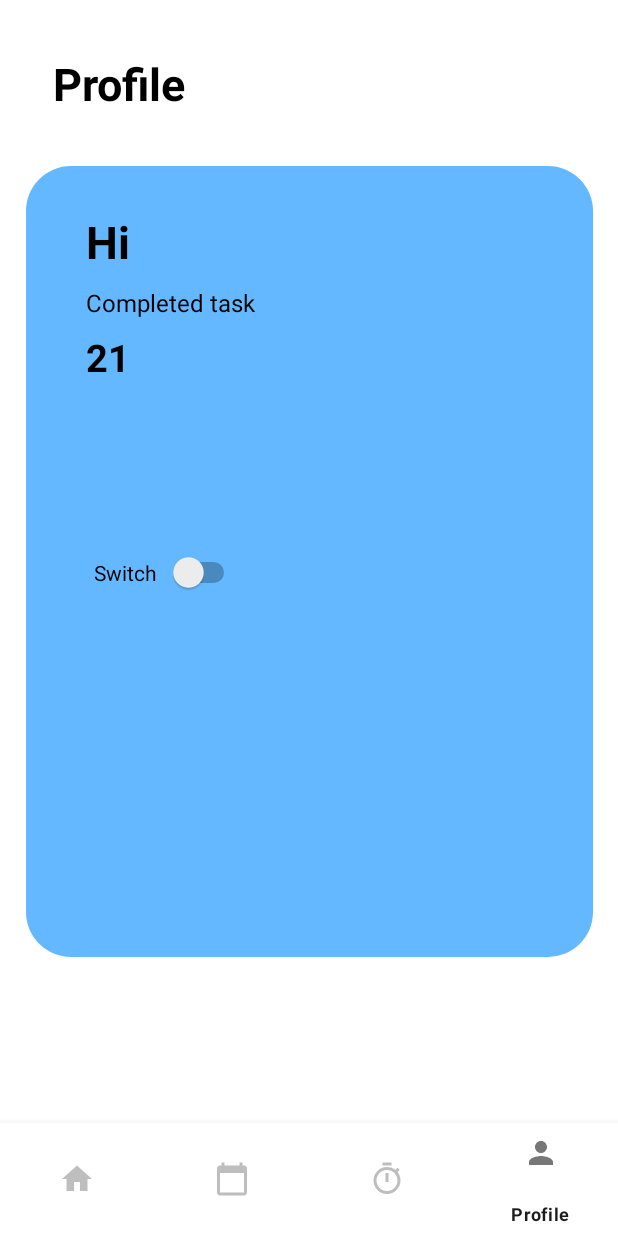
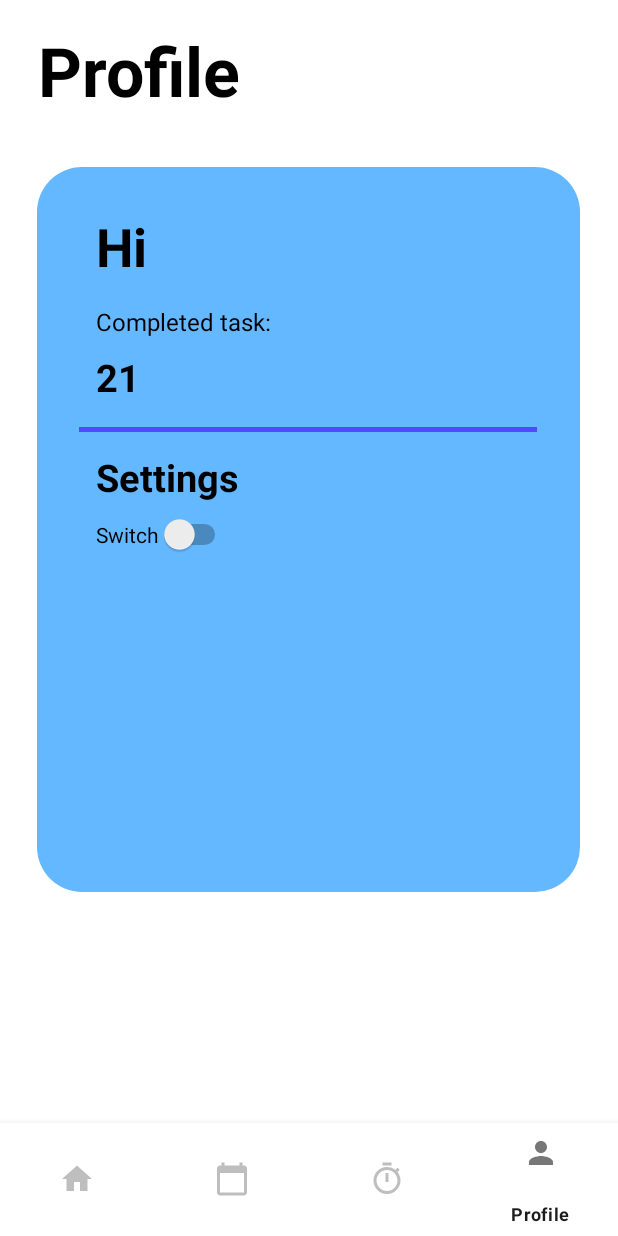
Before and after one commit to EndriSefaa/OrganizD, an Android app: the screen it shows after launch (MainActivity), item 4 of the bottom bar chosen, on a phone screen of 412 x 824 dp. Run offline under Robolectric (Android 15) with nearby library versions, the phone set to English and light mode, and no system bars; our stand-ins replace Dagger/Hilt's generated code, Room's generated code.

Commit message:
Sistemazione layout profilo e modalità total focus

```diff
--- a/app/src/main/java/com/example/organizd/TimerFragment.kt
+++ b/app/src/main/java/com/example/organizd/TimerFragment.kt
@@ -1,15 +1,18 @@
 package com.example.organizd
 
+import android.app.NotificationManager
+import android.content.Context
+import android.content.Intent
 import android.os.Bundle
+import android.provider.Settings
 import android.view.LayoutInflater
 import android.view.View
 import android.view.ViewGroup
-import android.widget.ImageView
 import android.widget.Toast
 import androidx.fragment.app.Fragment
 import com.example.organizd.databinding.FragmentTimerBinding
-import java.time.LocalDateTime
 import java.util.*
+
 
 class TimerFragment : Fragment(R.layout.fragment_timer) {
 
@@ -25,6 +28,7 @@ class TimerFragment : Fragment(R.layout.fragment_timer) {
     ): View? {
         //return inflater.inflate(R.layout.fragment_timer, container, false)
 
+        val mNotificationManager = activity!!.getSystemService(Context.NOTIFICATION_SERVICE) as NotificationManager
 
         binding = FragmentTimerBinding.inflate(layoutInflater)
         val view = binding.root
@@ -58,6 +62,23 @@ class TimerFragment : Fragment(R.layout.fragment_timer) {
         binding.infoIcon.setOnClickListener{
             Toast.makeText(this@TimerFragment.requireActivity(), "La funzione total focus permette di silenziare qualunque notifica per migliorare la tua concentrazione.", Toast.LENGTH_LONG).show()
         }
+
+
+
+        // Prova attivazione modalità non disturbare.
+
+        binding.switchNotDisturb.setOnCheckedChangeListener{ buttonView, isChecked ->
+
+            if(isChecked)
+            {
+                if (!mNotificationManager.isNotificationPolicyAccessGranted) {
+                    val intent = Intent(Settings.ACTION_NOTIFICATION_POLICY_ACCESS_SETTINGS)
+                    startActivity(intent)
+                }
+            }
+
+        }
+
 
 
         return view
--- a/app/src/main/res/layout/fragment_calendar.xml
+++ b/app/src/main/res/layout/fragment_calendar.xml
@@ -12,8 +12,9 @@
         android:layout_width="wrap_content"
         android:layout_height="wrap_content"
         android:text="Calendar"
-        android:textSize="30sp"
+        android:textSize="45sp"
         android:textStyle="bold"
+        android:textColor="@color/black"
         app:layout_constraintBottom_toBottomOf="parent"
         app:layout_constraintEnd_toEndOf="parent"
         app:layout_constraintHorizontal_bias="0.106"
--- a/app/src/main/res/layout/fragment_home.xml
+++ b/app/src/main/res/layout/fragment_home.xml
@@ -28,11 +28,11 @@
 
         <TextView
             android:id="@+id/tvHomeFragment"
-            android:layout_width="wrap_content"
-            android:layout_height="46dp"
+            android:layout_width="131dp"
+            android:layout_height="wrap_content"
             android:text="Home"
             android:textColor="#000000"
-            android:textSize="35sp"
+            android:textSize="45sp"
             android:textStyle="bold"
             app:layout_constraintBottom_toBottomOf="parent"
             app:layout_constraintEnd_toEndOf="parent"
--- a/app/src/main/res/layout/fragment_profile.xml
+++ b/app/src/main/res/layout/fragment_profile.xml
@@ -6,51 +6,89 @@
     android:layout_height="match_parent"
     tools:context=".MainActivity">
 
+
     <TextView
         android:id="@+id/tvProfileFragment"
         android:layout_width="wrap_content"
         android:layout_height="wrap_content"
         android:text="Profile"
         android:textColor="#000000"
-        android:textSize="30sp"
+        android:textSize="45sp"
         android:textStyle="bold"
         app:layout_constraintBottom_toBottomOf="parent"
         app:layout_constraintEnd_toEndOf="parent"
-        app:layout_constraintHorizontal_bias="0.11"
+        app:layout_constraintHorizontal_bias="0.091"
         app:layout_constraintStart_toStartOf="parent"
         app:layout_constraintTop_toTopOf="parent"
-        app:layout_constraintVertical_bias="0.05" />
+        app:layout_constraintVertical_bias="0.024" />
 
-
-    <RelativeLayout
-        android:layout_width="378dp"
-        android:layout_height="527dp"
-        android:background="@drawable/round_corner_profile"
-        android:orientation="horizontal"
-        android:paddingLeft="16dp"
-        android:paddingRight="16dp"
-        app:layout_constraintBottom_toBottomOf="parent"
-        app:layout_constraintEnd_toEndOf="parent"
-        app:layout_constraintStart_toStartOf="parent"
-        app:layout_constraintTop_toTopOf="parent">
-
-
-        <TextView
-            android:id="@+id/textView3"
-            android:layout_width="76dp"
-            android:layout_height="37dp"
+    <View
+        android:id="@+id/view"
+        android:layout_width="362dp"
+        android:layout_height="483dp"
         android:layout_alignParentStart="true"
         android:layout_alignParentTop="true"
         android:layout_alignParentEnd="true"
         android:layout_alignParentBottom="true"
-            android:layout_marginStart="24dp"
-            android:layout_marginTop="110dp"
-            android:layout_marginEnd="262dp"
-            android:layout_marginBottom="379dp"
+        android:background="@drawable/round_corner_profile"
+        app:layout_constraintBottom_toBottomOf="parent"
+        app:layout_constraintEnd_toEndOf="parent"
+        app:layout_constraintHorizontal_bias="0.489"
+        app:layout_constraintStart_toStartOf="parent"
+        app:layout_constraintTop_toTopOf="parent"
+        app:layout_constraintVertical_bias="0.419" />
+
+
+    <TextView
+        android:id="@+id/textView4"
+        android:layout_width="174dp"
+        android:layout_height="39dp"
+        android:layout_alignParentStart="true"
+        android:layout_alignParentTop="true"
+        android:layout_alignParentEnd="true"
+        android:layout_alignParentBottom="true"
+        android:text="Settings"
+        android:textColor="@color/black"
+        android:textSize="25dp"
+        android:textStyle="bold"
+        app:layout_constraintBottom_toBottomOf="parent"
+        app:layout_constraintEnd_toEndOf="parent"
+        app:layout_constraintHorizontal_bias="0.27"
+        app:layout_constraintStart_toStartOf="parent"
+        app:layout_constraintTop_toTopOf="parent"
+        app:layout_constraintVertical_bias="0.424" />
+
+    <TextView
+        android:id="@+id/textView3"
+        android:layout_width="53dp"
+        android:layout_height="34dp"
+        android:layout_alignParentStart="true"
+        android:layout_alignParentTop="true"
+        android:layout_alignParentEnd="true"
+        android:layout_alignParentBottom="true"
         android:text="21"
         android:textColor="@color/black"
         android:textSize="25dp"
-            android:textStyle="bold" />
+        android:textStyle="bold"
+        app:layout_constraintBottom_toBottomOf="parent"
+        app:layout_constraintEnd_toEndOf="parent"
+        app:layout_constraintHorizontal_bias="0.178"
+        app:layout_constraintStart_toStartOf="parent"
+        app:layout_constraintTop_toTopOf="parent"
+        app:layout_constraintVertical_bias="0.327" />
+
+    <View
+        android:id="@+id/view2"
+        android:layout_width="305dp"
+        android:layout_height="3dp"
+        android:background="@android:color/darker_gray"
+        android:backgroundTint="#5248fe"
+        app:layout_constraintBottom_toBottomOf="parent"
+        app:layout_constraintEnd_toEndOf="parent"
+        app:layout_constraintHorizontal_bias="0.495"
+        app:layout_constraintStart_toStartOf="parent"
+        app:layout_constraintTop_toTopOf="parent"
+        app:layout_constraintVertical_bias="0.382" />
 
     <TextView
         android:id="@+id/textView2"
@@ -60,13 +98,16 @@
         android:layout_alignParentTop="true"
         android:layout_alignParentEnd="true"
         android:layout_alignParentBottom="true"
-            android:layout_marginStart="24dp"
-            android:layout_marginTop="80dp"
-            android:layout_marginEnd="195dp"
-            android:layout_marginBottom="418dp"
-            android:text="Completed task"
+        android:text="Completed task:"
         android:textColor="@color/black"
-            android:textSize="16dp" />
+        android:textSize="16dp"
+        app:layout_constraintBottom_toBottomOf="parent"
+        app:layout_constraintEnd_toEndOf="parent"
+        app:layout_constraintHorizontal_bias="0.238"
+        app:layout_constraintStart_toStartOf="parent"
+        app:layout_constraintTop_toTopOf="parent"
+        app:layout_constraintVertical_bias="0.283" />
+
 
     <Switch
         android:id="@+id/themeSwitch"
@@ -76,30 +117,32 @@
         android:layout_alignParentTop="true"
         android:layout_alignParentEnd="true"
         android:layout_alignParentBottom="true"
-            android:layout_marginStart="29dp"
-            android:layout_marginTop="256dp"
-            android:layout_marginEnd="219dp"
-            android:layout_marginBottom="241dp"
-            android:text="Switch" />
+        android:text="Switch"
+        app:layout_constraintBottom_toBottomOf="parent"
+        app:layout_constraintEnd_toEndOf="parent"
+        app:layout_constraintHorizontal_bias="0.198"
+        app:layout_constraintStart_toStartOf="parent"
+        app:layout_constraintTop_toTopOf="parent"
+        app:layout_constraintVertical_bias="0.475" />
 
     <TextView
         android:id="@+id/textView"
-            android:layout_width="81dp"
-            android:layout_height="47dp"
+        android:layout_width="50dp"
+        android:layout_height="wrap_content"
         android:layout_alignParentStart="true"
         android:layout_alignParentTop="true"
         android:layout_alignParentEnd="true"
         android:layout_alignParentBottom="true"
-            android:layout_marginStart="24dp"
-            android:layout_marginTop="30dp"
-            android:layout_marginEnd="257dp"
-            android:layout_marginBottom="449dp"
         android:text="Hi"
-            android:textSize="30dp"
-            android:textStyle="bold
-"           android:textColor="@color/black"/>
+        android:textColor="@color/black"
+        android:textSize="35dp"
+        android:textStyle="bold"
+        app:layout_constraintBottom_toBottomOf="parent"
+        app:layout_constraintEnd_toEndOf="parent"
+        app:layout_constraintHorizontal_bias="0.177"
+        app:layout_constraintStart_toStartOf="parent"
+        app:layout_constraintTop_toTopOf="parent"
+        app:layout_constraintVertical_bias="0.201" />
 
 
-    </RelativeLayout>
-
 </androidx.constraintlayout.widget.ConstraintLayout>
--- a/app/src/main/res/layout/fragment_timer.xml
+++ b/app/src/main/res/layout/fragment_timer.xml
@@ -8,11 +8,12 @@
 
     <TextView
         android:id="@+id/tvTimerFragment"
-        android:layout_width="106dp"
-        android:layout_height="45dp"
+        android:layout_width="146dp"
+        android:layout_height="62dp"
         android:text="Timer"
-        android:textSize="30sp"
+        android:textSize="45sp"
         android:textStyle="bold"
+        android:textColor="@color/black"
         app:layout_constraintBottom_toBottomOf="parent"
         app:layout_constraintEnd_toEndOf="parent"
         app:layout_constraintHorizontal_bias="0.098"
@@ -34,7 +35,7 @@
         app:srcCompat="@drawable/info_icon" />
 
     <Switch
-        android:id="@+id/switch1"
+        android:id="@+id/switchNotDisturb"
         android:layout_width="wrap_content"
         android:layout_height="wrap_content"
         android:text="Total focus"
```
Lines whose indentation alone changed are shown as unchanged.
